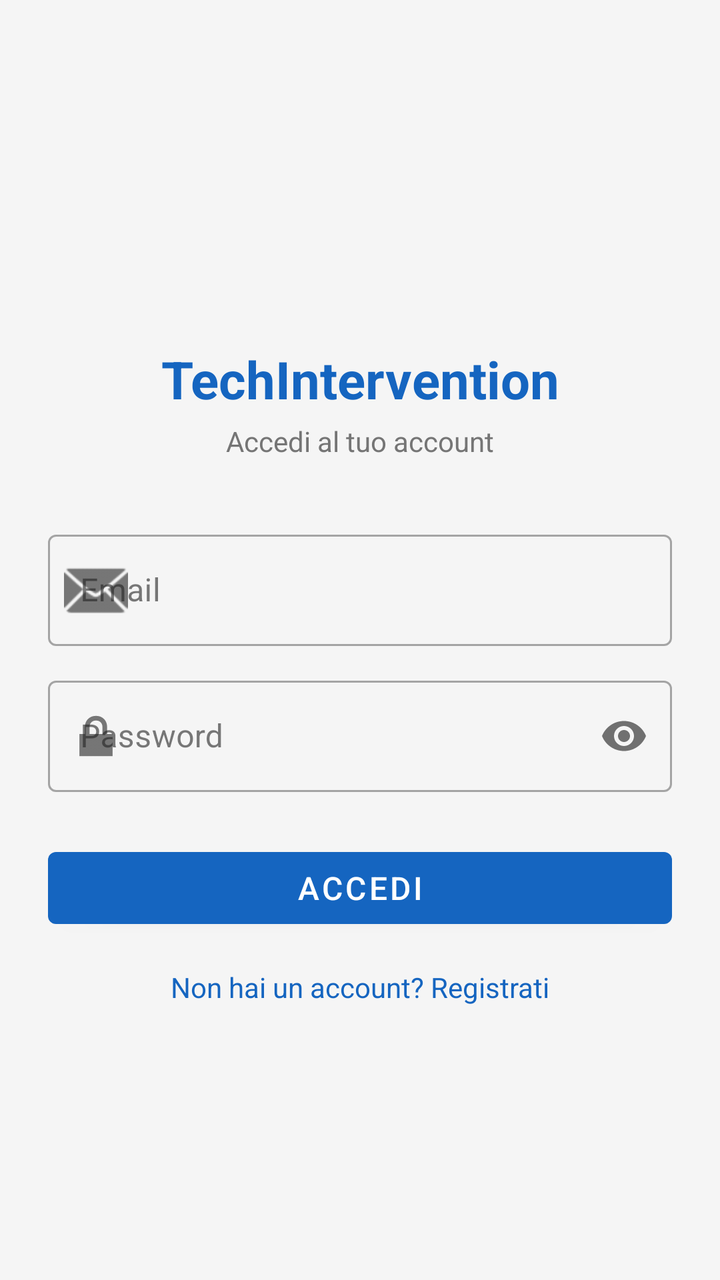
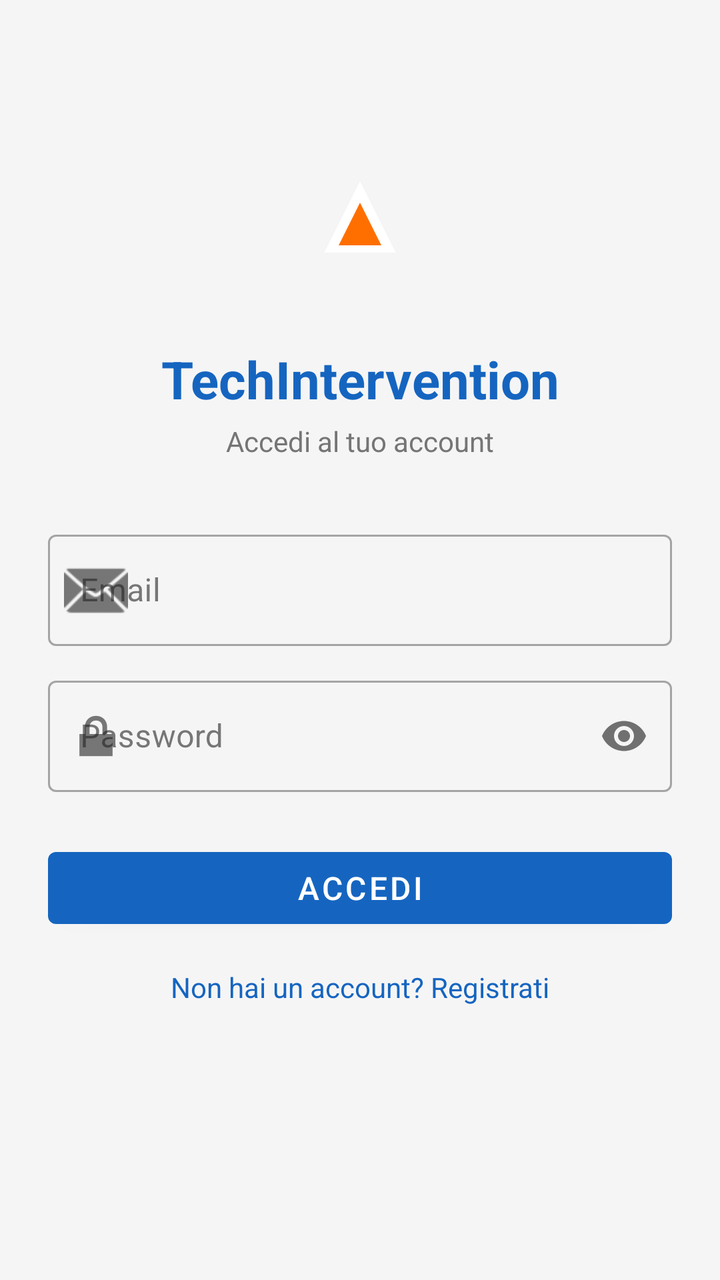

Screens rendered from an Android XML layout before and after an edit, with the pre-edit source and the edit as a unified diff.
<!-- AndroidManifest.xml: application theme Theme.TechInterventionApp -->
<!-- res/layout/fragment_login.xml -->
<?xml version="1.0" encoding="utf-8"?>
<ScrollView
    xmlns:android="http://schemas.android.com/apk/res/android"
    xmlns:app="http://schemas.android.com/apk/res-auto"
    android:layout_width="match_parent"
    android:layout_height="match_parent"
    android:fillViewport="true"
    android:background="@color/background">

    <androidx.constraintlayout.widget.ConstraintLayout
        android:layout_width="match_parent"
        android:layout_height="wrap_content"
        android:padding="24dp">

        <ImageView
            android:id="@+id/iv_logo"
            android:layout_width="96dp"
            android:layout_height="96dp"
            android:src="@mipmap/ic_launcher"
            app:layout_constraintTop_toTopOf="parent"
            app:layout_constraintStart_toStartOf="parent"
            app:layout_constraintEnd_toEndOf="parent"
            android:layout_marginTop="40dp" />

        <TextView
            android:id="@+id/tv_title"
            android:layout_width="wrap_content"
            android:layout_height="wrap_content"
            android:text="@string/app_name"
            android:textSize="26sp"
            android:textStyle="bold"
            android:textColor="@color/primary"
            app:layout_constraintTop_toBottomOf="@id/iv_logo"
            app:layout_constraintStart_toStartOf="parent"
            app:layout_constraintEnd_toEndOf="parent"
            android:layout_marginTop="12dp" />

        <TextView
            android:id="@+id/tv_subtitle"
            android:layout_width="wrap_content"
            android:layout_height="wrap_content"
            android:text="Accedi al tuo account"
            android:textSize="14sp"
            android:textColor="@color/text_secondary"
            app:layout_constraintTop_toBottomOf="@id/tv_title"
            app:layout_constraintStart_toStartOf="parent"
            app:layout_constraintEnd_toEndOf="parent"
            android:layout_marginTop="4dp" />

        <com.google.android.material.textfield.TextInputLayout
            android:id="@+id/til_email"
            style="@style/Widget.MaterialComponents.TextInputLayout.OutlinedBox"
            android:layout_width="0dp"
            android:layout_height="wrap_content"
            android:hint="Email"
            app:startIconDrawable="@android:drawable/ic_dialog_email"
            app:layout_constraintTop_toBottomOf="@id/tv_subtitle"
            app:layout_constraintStart_toStartOf="parent"
            app:layout_constraintEnd_toEndOf="parent"
            android:layout_marginTop="32dp">

            <com.google.android.material.textfield.TextInputEditText
                android:id="@+id/et_email"
                android:layout_width="match_parent"
                android:layout_height="wrap_content"
                android:inputType="textEmailAddress"
                android:imeOptions="actionNext" />
        </com.google.android.material.textfield.TextInputLayout>

        <com.google.android.material.textfield.TextInputLayout
            android:id="@+id/til_password"
            style="@style/Widget.MaterialComponents.TextInputLayout.OutlinedBox"
            android:layout_width="0dp"
            android:layout_height="wrap_content"
            android:hint="Password"
            app:passwordToggleEnabled="true"
            app:startIconDrawable="@android:drawable/ic_lock_lock"
            app:layout_constraintTop_toBottomOf="@id/til_email"
            app:layout_constraintStart_toStartOf="parent"
            app:layout_constraintEnd_toEndOf="parent"
            android:layout_marginTop="12dp">

            <com.google.android.material.textfield.TextInputEditText
                android:id="@+id/et_password"
                android:layout_width="match_parent"
                android:layout_height="wrap_content"
                android:inputType="textPassword"
                android:imeOptions="actionDone" />
        </com.google.android.material.textfield.TextInputLayout>

        <com.google.android.material.button.MaterialButton
            android:id="@+id/btn_login"
            android:layout_width="0dp"
            android:layout_height="wrap_content"
            android:text="Accedi"
            android:textSize="16sp"
            app:layout_constraintTop_toBottomOf="@id/til_password"
            app:layout_constraintStart_toStartOf="parent"
            app:layout_constraintEnd_toEndOf="parent"
            android:layout_marginTop="24dp" />

        <TextView
            android:id="@+id/tv_register"
            android:layout_width="wrap_content"
            android:layout_height="wrap_content"
            android:text="Non hai un account? Registrati"
            android:textColor="@color/primary"
            android:padding="8dp"
            app:layout_constraintTop_toBottomOf="@id/btn_login"
            app:layout_constraintStart_toStartOf="parent"
            app:layout_constraintEnd_toEndOf="parent"
            android:layout_marginTop="8dp" />

    </androidx.constraintlayout.widget.ConstraintLayout>
</ScrollView>
<!-- resources referenced by this layout -->
<resources>
  <color name="background">#F5F5F5</color>
  <color name="primary">#1565C0</color>
  <color name="text_secondary">#757575</color>
  <string name="app_name">TechIntervention</string>
  <style name="Theme.TechInterventionApp" parent="Theme.MaterialComponents.DayNight.NoActionBar">
          
          <item name="colorPrimary">@color/primary</item>
          <item name="colorPrimaryVariant">@color/primary_variant</item>
          <item name="colorOnPrimary">@color/white</item>
          <item name="colorSecondary">@color/secondary</item>
          <item name="colorSecondaryVariant">@color/secondary_variant</item>
          <item name="colorOnSecondary">@color/white</item>
          <item name="colorError">@color/error</item>
  
          
          <item name="android:colorBackground">@color/background</item>
          <item name="colorSurface">@color/surface</item>
          <item name="colorOnSurface">@color/on_surface</item>
  
          
          <item name="android:statusBarColor">@color/primary_variant</item>
      </style>
  <color name="primary_variant">#003c8f</color>
  <color name="white">#FFFFFF</color>
  <color name="secondary">#FF6F00</color>
  <color name="secondary_variant">#c43e00</color>
  <color name="error">#B00020</color>
  <color name="surface">#FFFFFF</color>
  <color name="on_surface">#212121</color>
</resources>

<!-- the commit's change to res/layout/fragment_login.xml (unified diff, before → after) -->
@@ -16,7 +16,7 @@
             android:id="@+id/iv_logo"
             android:layout_width="96dp"
             android:layout_height="96dp"
-            android:src="@mipmap/ic_launcher"
+            android:src="@drawable/ic_launcher_foreground"
             app:layout_constraintTop_toTopOf="parent"
             app:layout_constraintStart_toStartOf="parent"
             app:layout_constraintEnd_toEndOf="parent"
<!-- resource entries referenced after the edit -->
@@ -3,6 +3,20 @@
   <color name="background">#F5F5F5</color>
   <color name="primary">#1565C0</color>
   <color name="text_secondary">#757575</color>
+  <!-- drawable ic_launcher_foreground (drawable) -->
+  <?xml version="1.0" encoding="utf-8"?>
+  <vector xmlns:android="http://schemas.android.com/apk/res/android"
+      android:width="108dp"
+      android:height="108dp"
+      android:viewportWidth="108"
+      android:viewportHeight="108">
+      <path
+          android:fillColor="#FFFFFF"
+          android:pathData="M54,30 L74,70 L34,70 Z" />
+      <path
+          android:fillColor="#FF6F00"
+          android:pathData="M54,42 L66,66 L42,66 Z" />
+  </vector>
   <string name="app_name">TechIntervention</string>
   <style name="Theme.TechInterventionApp" parent="Theme.MaterialComponents.DayNight.NoActionBar">
           
